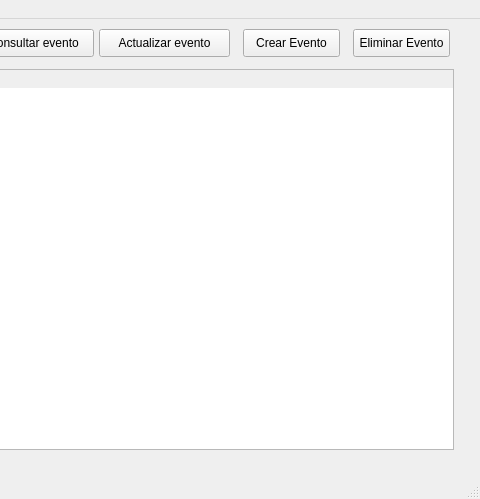
Qt form src/ui/PantallaPrincipal.ui (IvanJesusCorbalanPascual/Gestor-de-Eventos) before a commit; both pictures show x 567 to 1047 and y 0 to 499 of the 1047 by 499 pixel window.
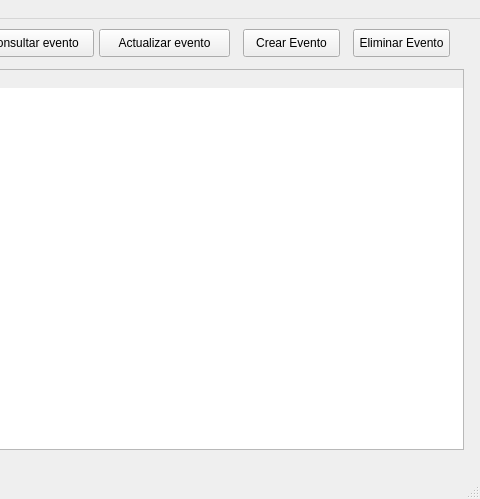
The same form after that commit.

The edit to the form file:
```diff
--- a/src/ui/PantallaPrincipal.ui
+++ b/src/ui/PantallaPrincipal.ui
@@ -19,7 +19,7 @@
      <rect>
       <x>10</x>
       <y>50</y>
-      <width>1011</width>
+      <width>1021</width>
       <height>381</height>
      </rect>
     </property>
```
Left out of the diff: 10 changed lines with no effect on the pictures.
